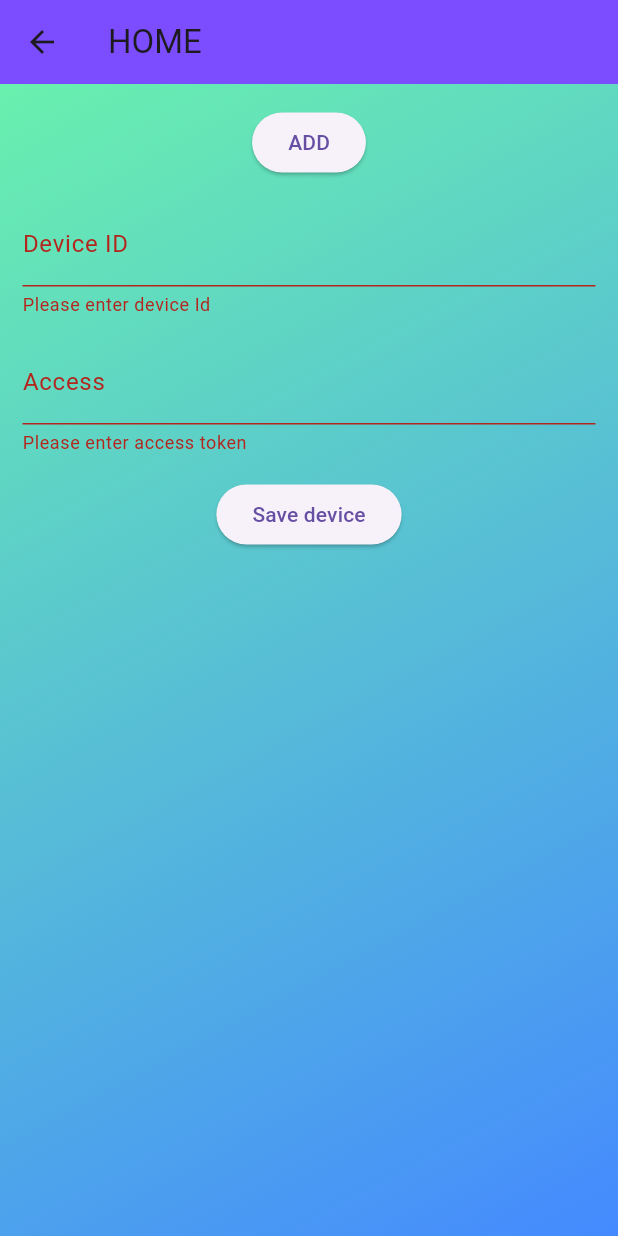
After one commit to Sarazz001/WifiProvisioner, a Flutter app: the DeviceListScreen screen opened directly, after a tap on "ADD", after a tap on "Save device", on a phone screen of 412 x 824 dp. The commit adds this screen. Run offline on Flutter 3.47's test engine with Material 3 defaults, Android fonts, the phone set to English and light mode, and no system bars; our stand-ins replace firebase_auth, firebase_core, shared_preferences; accounts and stored records are empty.

Commit message:
basic devices showing in app

```diff
--- /dev/null
+++ b/lib/deviceScreen.dart
@@ -0,0 +1,234 @@
+import 'dart:ffi';
+import 'dart:convert';
+import 'package:shared_preferences/shared_preferences.dart';
+
+import 'package:flutter/material.dart';
+enum DeviceScreenType { HOME, KITCHEN, HALL, ROOM1,ROOM2 }
+
+
+class Device {
+	final String deviceId;
+	final String deviceAccess;
+
+	Device( { required this.deviceId, required this.deviceAccess } );
+}
+
+class DeviceListScreen extends StatefulWidget {
+	final DeviceScreenType mode;
+
+	const DeviceListScreen( {
+		super.key,
+		required this.mode,
+});
+
+	@override
+	_DeviceListScreenState createState() => _DeviceListScreenState();
+}
+
+class _DeviceListScreenState extends State<DeviceListScreen> {
+		List<Device> homeDevices = [];
+		List<Device> kitchenDevices = [];
+		List<Device> hallDevices = [];
+		List<Device> room1Devices = [];
+		List<Device> room2Devices = [];
+
+		int count = 0;
+		bool _showAddDevice = false;
+		final _deviceAddKey = GlobalKey<FormState>();
+
+		final TextEditingController idController = TextEditingController();
+		final TextEditingController accessController = TextEditingController();
+
+			void _addDevice() {
+					final String id = idController.text.trim();
+					final String access = accessController.text.trim();
+					if(id.isNotEmpty && access.isNotEmpty) {
+						setState(() {
+							if( widget.mode == DeviceScreenType.HOME ) {
+								homeDevices.add(Device( deviceId : id, deviceAccess :access));
+							}
+							else if( widget.mode == DeviceScreenType.KITCHEN ) {
+								kitchenDevices.add(Device( deviceId : id, deviceAccess :access));
+							}
+							else if( widget.mode == DeviceScreenType.HALL ) {
+								hallDevices.add(Device( deviceId : id, deviceAccess :access));
+							}
+							else if( widget.mode == DeviceScreenType.ROOM1 ) {
+								room1Devices.add(Device( deviceId : id, deviceAccess :access));
+							}
+							else if( widget.mode == DeviceScreenType.ROOM2 ) {
+								room2Devices.add(Device( deviceId : id, deviceAccess :access));
+							}
+							_showAddDevice = false;
+							idController.clear();
+							accessController.clear();
+						});
+					}
+			}
+
+			Future<void> saveDevices( String key, List<Device> devices ) async {
+				final localStore = await SharedPreferences.getInstance();
+
+				final deviceListJson = jsonEncode(
+					devices.map( (d) => {
+						'id' : d.deviceId,
+						'access' : d.deviceAccess,
+					}).toList(),
+				);
+
+				await localStore.setString( key, deviceListJson );
+			}
+
+			Future<List<Device>> loadDevices( String key ) async {
+				final localStore = await SharedPreferences.getInstance();
+				final jsonString = localStore.getString( key );
+
+				if( jsonString == null ) {
+					return [];
+				}
+				final List<dynamic> decodedJson = jsonDecode( jsonString );
+				return decodedJson.map(
+								(item) => Device(
+									deviceId: item['id'],
+									deviceAccess: item['access'],
+								)
+				).toList();
+			}
+
+			@override
+			void initState() {
+				super.initState();
+				loadDevicesForMode();
+			}
+
+			void loadDevicesForMode() async {
+				final loadedDevices = await loadDevices( widget.mode.name );
+				setState(() {
+				  switch( widget.mode ) {
+						case DeviceScreenType.HOME:
+							homeDevices = loadedDevices;
+							break;
+						case DeviceScreenType.KITCHEN:
+							kitchenDevices = loadedDevices;
+							break;
+						case DeviceScreenType.HALL:
+							hallDevices = loadedDevices;
+							break;
+						case DeviceScreenType.ROOM1:
+							room1Devices = loadedDevices;
+							break;
+						case DeviceScreenType.ROOM2:
+							room2Devices = loadedDevices;
+							break;
+					}
+				});
+			}
+
+			List<Device> get devices {
+				switch ( widget.mode ) {
+					case DeviceScreenType.HOME:
+						return homeDevices;
+					case DeviceScreenType.HALL:
+						return hallDevices;
+					case DeviceScreenType.KITCHEN:
+						return kitchenDevices;
+					case DeviceScreenType.ROOM1:
+						return room1Devices;
+					case DeviceScreenType.ROOM2:
+						return room2Devices;
+				}
+			}
+
+
+		@override
+		Widget build(BuildContext context) {
+				return Scaffold(
+					appBar: AppBar(
+						title: Text( widget.mode.name ),
+						backgroundColor: Colors.deepPurpleAccent,
+					),
+					body: Container(
+						decoration: BoxDecoration(
+							gradient: LinearGradient(
+								colors: [Colors.greenAccent, Colors.blueAccent],
+								begin: Alignment.topLeft,
+								end: Alignment.bottomRight,
+							),
+						),
+						padding: EdgeInsets.all(15.0),
+						child: Column(
+							mainAxisAlignment: MainAxisAlignment.start,
+							children: [
+								ElevatedButton(
+									onPressed: () {
+										setState(() {
+										  _showAddDevice = true;
+										});
+									},
+									child: Text('ADD'),
+								),
+								SizedBox(height: 16.0),
+								if(_showAddDevice) ...[
+									Form(
+										key: _deviceAddKey,
+										child: Column(
+											children: [
+												TextFormField(
+													controller: idController,
+													decoration: InputDecoration( labelText: 'Device ID'),
+													validator: (value){
+														if( value == null || value.isEmpty ) {
+															return 'Please enter device Id';
+														}
+														return null;
+													},
+												),
+												SizedBox(height: 16.0),
+												TextFormField(
+													controller:  accessController,
+													decoration: InputDecoration(labelText: 'Access'),
+													validator: (value){
+														if( value == null || value.isEmpty) {
+															return 'Please enter access token';
+														}
+														return null;
+													},
+												),
+												SizedBox(height: 16.0),
+												ElevatedButton(
+													onPressed: () {
+														if(_deviceAddKey.currentState!.validate() ) {
+															_addDevice();
+															saveDevices( widget.mode.name, devices);
+														}
+													}
+												, child: Text('Save device')),
+											],
+										),
+									)
+								],
+								SizedBox(height: 16.0),
+								Expanded(
+									child: ListView.builder(
+										itemCount: devices.length,
+										itemBuilder: (context, index){
+											final device = devices[index];
+											return Card(
+												margin: EdgeInsets.symmetric(vertical: 8.0),
+												child: ListTile(
+													title: Text(device.deviceId),
+													subtitle: Text('Access: ${device.deviceAccess}'),
+													tileColor: Colors.pinkAccent,
+												),
+											);
+										},
+									),
+								)
+							],
+
+						),
+					)
+				);
+		}
+
+}
--- a/lib/loginScreen.dart
+++ b/lib/loginScreen.dart
@@ -3,7 +3,7 @@ import 'package:firebase_auth/firebase_auth.dart';
 import 'homeScreen.dart';
 
 class LoginScreen extends StatefulWidget {
-
+  const LoginScreen({super.key});
 	_LoginScreenState createState() => _LoginScreenState();
 }
 
@@ -13,10 +13,12 @@ class _LoginScreenState extends State<LoginScreen> {
 	final TextEditingController _passwordController = TextEditingController();
 	bool isSignUp = false;
 
+	@override
 	Widget build(BuildContext context) {
 		return Scaffold(
 			appBar: AppBar(
 				title: Text("Home Automationer"),
+				backgroundColor: Colors.deepPurpleAccent,
 				),
 			body: Container(
 				decoration: BoxDecoration(
--- a/lib/main.dart
+++ b/lib/main.dart
@@ -16,8 +16,9 @@ class MyApp extends StatelessWidget {
   Widget build(BuildContext context) {
     return MaterialApp(
       title: 'Home Automation',
+      color: Colors.deepPurpleAccent,
       theme: ThemeData(
-	primarySwatch: Colors.green,
+	      primarySwatch: Colors.green,
       ),
       home: LoginScreen(),
     );
--- a/pubspec.yaml
+++ b/pubspec.yaml
@@ -35,6 +35,7 @@ dependencies:
   # The following adds the Cupertino Icons font to your application.
   # Use with the CupertinoIcons class for iOS style icons.
   cupertino_icons: ^1.0.8
+  shared_preferences: ^2.5.3
 
 dev_dependencies:
   flutter_test:
```
Also changed, not shown: lib/homeScreen.dart (+42 -6 lines). Lines whose indentation alone changed are shown as unchanged.
